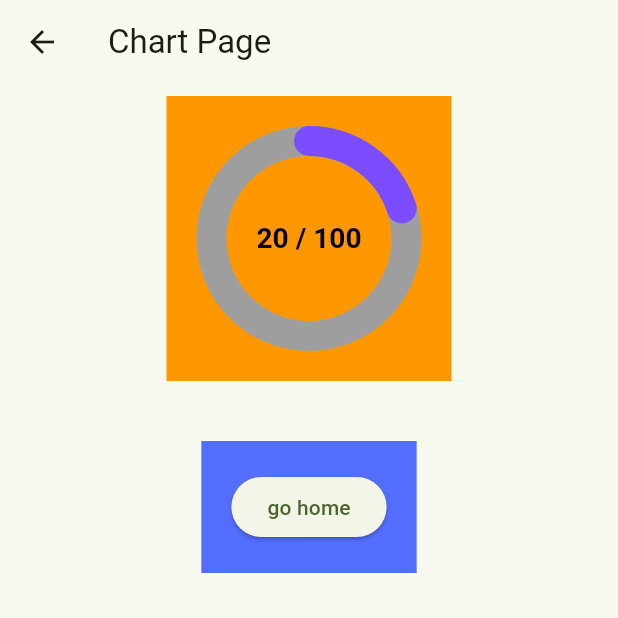
After one commit to dhoh-git/rust-flutter, a Flutter app: the screen it shows after launch, after a tap on "차트", on a phone screen of 412 x 824 dp, the top half of it. The commit adds this screen. Run offline on Flutter 3.47's test engine with Material 2 defaults, Android fonts, the light colour scheme and no system bars; our stand-ins replace go_router.

Commit message:
add flutter custom painter

```diff
--- a/flutter/lib/router.dart
+++ b/flutter/lib/router.dart
@@ -1,4 +1,5 @@
 import 'package:go_router/go_router.dart';
+import 'package:score/view/painter.dart';
 
 import 'view/second_page.dart';
 import 'package:score/view/main_page.dart';
@@ -17,5 +18,11 @@ final router = GoRouter(
         return SecondPage();
       },
     ),
+    GoRoute(
+      path: '/painter',
+      builder: (context, state) {
+        return PainterPage();
+      },
+    ),
   ],
 );
--- a/flutter/lib/view/main_page.dart
+++ b/flutter/lib/view/main_page.dart
@@ -1,6 +1,7 @@
 import 'package:flutter/material.dart';
 import 'package:go_router/go_router.dart';
 import 'package:score/model/user.dart';
+import 'package:score/view/painter.dart';
 
 class MainPage extends StatefulWidget {
   const MainPage({super.key, required this.title});
@@ -48,6 +49,16 @@ class _MainPageState extends State<MainPage> {
               },
               child: const Text('두번째 화면')
           ),
+          ElevatedButton(
+              onPressed: (){
+                Navigator.push(
+                    context,
+                    MaterialPageRoute(builder: (context)=>PainterPage())
+                );
+                //context.go('/painter');
+              },
+              child: const Text('차트')
+          ),
         ],
       ),
     );
--- /dev/null
+++ b/flutter/lib/view/painter.dart
@@ -0,0 +1,49 @@
+import 'package:flutter/material.dart';
+//import 'package:go_router/go_router.dart';
+import 'package:score/view/pie_chart.dart';
+
+//https://software-creator.tistory.com/23
+class PainterPage extends StatelessWidget {
+  final List<double> points = [50, 0, 73, 100,150, 120, 200, 80];
+
+  PainterPage({super.key});
+
+  @override
+  Widget build(BuildContext context) {
+    return Scaffold(
+      appBar: AppBar(
+        title: const Text("Chart Page"),
+      ),
+      body: Container(
+        padding: const EdgeInsets.symmetric(vertical: 8.0),
+        child: Center(
+          child: Column(
+            children: <Widget>[
+              Container(
+                color: Colors.orange,
+                padding: const EdgeInsets.all(20),
+                child: CustomPaint( // CustomPaint를 그리고 이 안에 차트를 그려줍니다..
+                  size: const Size(150, 150), // CustomPaint의 크기는 가로 세로 150, 150으로 합니다.
+                  painter: PieChart(percentage: 20, // 파이 차트가 얼마나 칠해져 있는지 정하는 변수입니다.
+                      textScaleFactor: 1.0, // 파이 차트에 들어갈 텍스트 크기를 정합니다.
+                      textColor: Colors.blueGrey),
+                ),
+              ),
+              const Padding(padding: EdgeInsets.all(20)),
+              Container(
+                color: Colors.indigoAccent,
+                padding: const EdgeInsets.all(20),
+                child:ElevatedButton(
+                  child: const Text('go home'),
+                  onPressed: (){
+                    Navigator.pop(context);
+                    //context.go('/');
+                  },
+                ),
+              )
+            ],
+          ),
+        ),
+      ),
+    );
+  }}
--- /dev/null
+++ b/flutter/lib/view/pie_chart.dart
@@ -0,0 +1,64 @@
+import 'dart:math';
+
+import 'package:flutter/material.dart';
+
+//https://software-creator.tistory.com/23
+class PieChart extends CustomPainter {
+
+  PieChart({
+    required this.percentage,
+    required this.textScaleFactor,
+    required this.textColor
+  });
+
+  int percentage=0;
+  double textScaleFactor = 1.0;
+  Color textColor = Colors.black;
+
+  @override
+  void paint(Canvas canvas, Size size) {
+    Paint paint = Paint() // 화면에 그릴 때 쓸 Paint를 정의합니다.
+    ..color = Colors.orangeAccent
+    ..strokeWidth = 20.0 // 선의 길이를 정합니다.
+    ..style = PaintingStyle.stroke // 선의 스타일을 정합니다. stroke면 외곽선만 그리고, fill이면 다 채웁니다.
+    ..strokeCap = StrokeCap.round; // stroke의 스타일을 정합니다. round를 고르면 stroke의 끝이 둥글게 됩니다.
+
+    double radius = min(size.width / 2 - paint.strokeWidth / 2 , size.height / 2 - paint.strokeWidth/2); // 원의 반지름을 구함. 선의 굵기에 영향을 받지 않게 보정함.
+    Offset center = Offset(size.width / 2, size.height/ 2); // 원이 위젯의 가운데에 그려지게 좌표를 정함.
+
+    paint.color = Colors.grey;
+    canvas.drawCircle(center, radius, paint); // 원을 그림.
+
+    double arcAngle = 2 * pi * (percentage / 100); // 호(arc)의 각도를 정함. 정해진 각도만큼만 그리도록 함.
+
+    paint.color = Colors.deepPurpleAccent; // 호를 그릴 때는 색을 바꿔줌.
+    canvas.drawArc(Rect.fromCircle(center: center, radius: radius), -pi / 2, arcAngle, false, paint); // 호(arc)를 그림.
+
+    drawText(canvas, size, "$percentage / 100"); // 텍스트를 화면에 표시함.
+  }
+
+  // 원의 중앙에 텍스트를 적음.
+  void drawText(Canvas canvas, Size size, String text) {
+    double fontSize = getFontSize(size, text);
+
+    TextSpan sp = TextSpan(style: TextStyle(fontSize: fontSize, fontWeight: FontWeight.bold, color: Colors.black), text: text); // TextSpan은 Text위젯과 거의 동일하다.
+    TextPainter tp = TextPainter(text: sp, textDirection: TextDirection.ltr);
+
+    tp.layout(); // 필수! 텍스트 페인터에 그려질 텍스트의 크기와 방향를 정함.
+    double dx = size.width / 2 - tp.width / 2;
+    double dy = size.height / 2 - tp.height / 2;
+
+    Offset offset = Offset(dx, dy);
+    tp.paint(canvas, offset);
+  }
+
+  // 화면 크기에 비례하도록 텍스트 폰트 크기를 정함.
+  double getFontSize(Size size, String text) {
+    return size.width / text.length * textScaleFactor;
+  }
+
+  @override
+  bool shouldRepaint(PieChart oldDelegate) {
+    return oldDelegate.percentage != percentage;
+  }
+}
```
